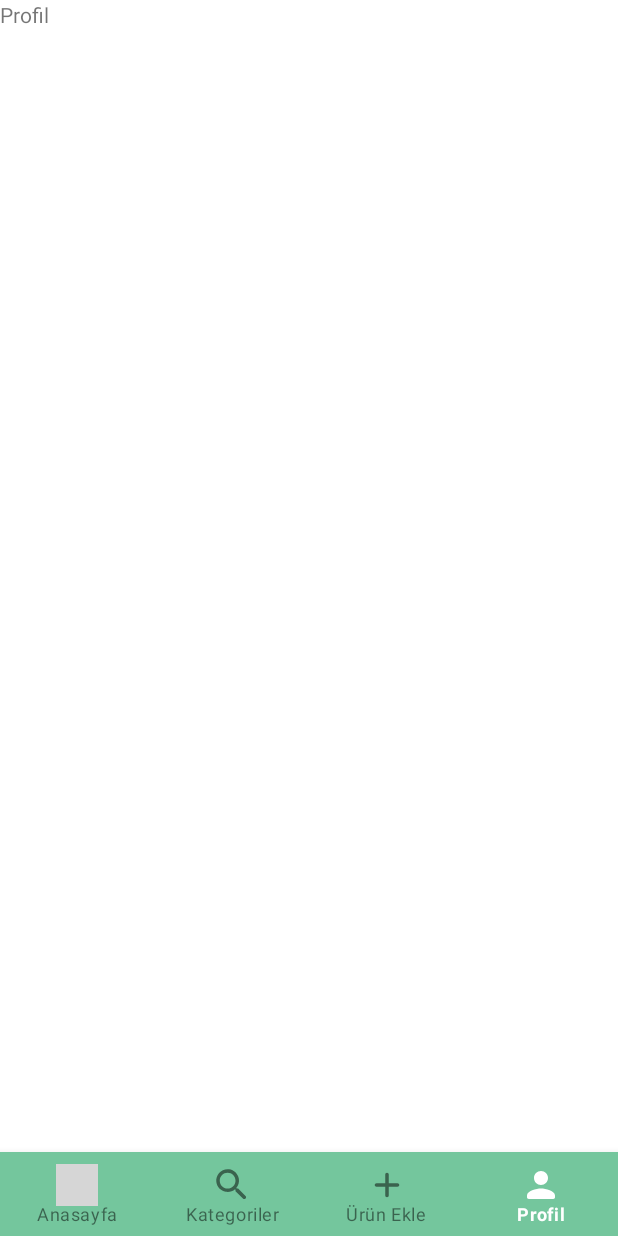
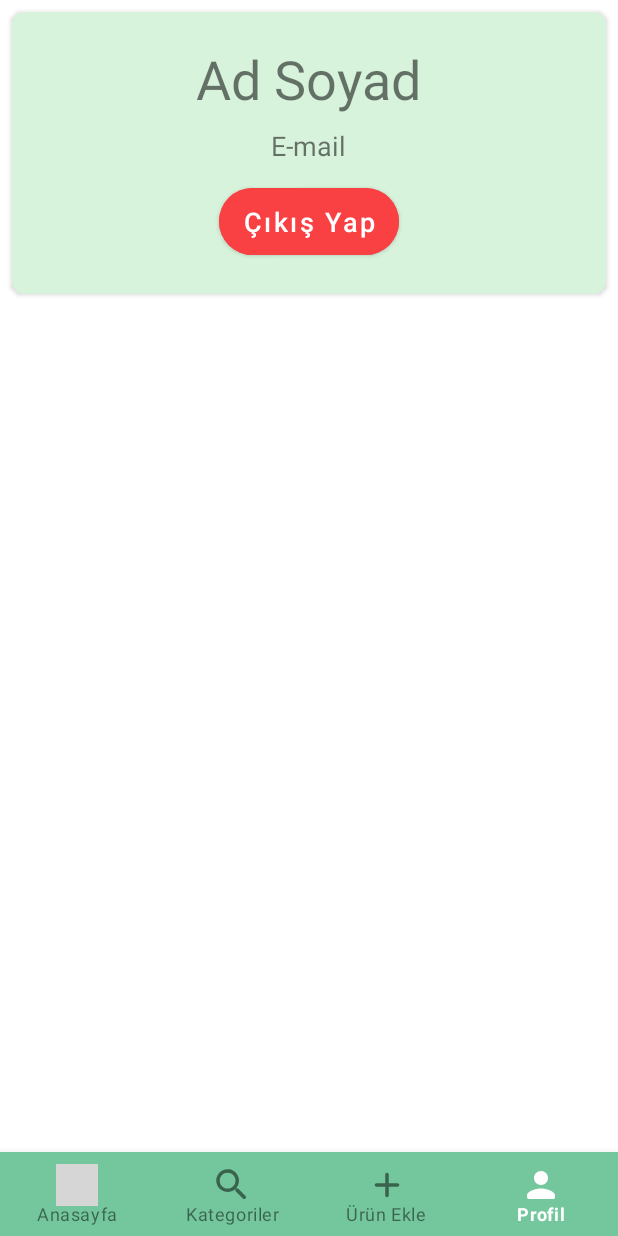
Before and after one commit to celiluysal/EcommerceProductsApp, an Android app: the ProfileFragment screen opened through its navigation route, on a phone screen of 412 x 824 dp. Run offline under Robolectric (Android 15) with nearby library versions, the phone set to English and light mode, and no system bars; our stand-ins replace navigation-ui; grey boxes are pictures that could not be loaded.

Commit message:
logout action and product card added

```diff
--- a/app/src/main/java/com/celiluysal/ecommerceproductsapp/ui/profile/ProfileFragment.kt
+++ b/app/src/main/java/com/celiluysal/ecommerceproductsapp/ui/profile/ProfileFragment.kt
@@ -1,5 +1,6 @@
 package com.celiluysal.ecommerceproductsapp.ui.profile
 
+import android.content.Intent
 import androidx.lifecycle.ViewModelProvider
 import android.os.Bundle
 import androidx.fragment.app.Fragment
@@ -9,6 +10,7 @@ import android.view.ViewGroup
 import com.celiluysal.ecommerceproductsapp.R
 import com.celiluysal.ecommerceproductsapp.base.BaseFragment
 import com.celiluysal.ecommerceproductsapp.databinding.ProfileFragmentBinding
+import com.celiluysal.ecommerceproductsapp.ui.login_register.LoginRegisterActivity
 
 class ProfileFragment : BaseFragment<ProfileFragmentBinding, ProfileViewModel>() {
 
@@ -19,16 +21,21 @@ class ProfileFragment : BaseFragment<ProfileFragmentBinding, ProfileViewModel>()
     override fun onCreateView(
         inflater: LayoutInflater, container: ViewGroup?,
         savedInstanceState: Bundle?
-    ): View? {
+    ): View {
         super.onCreateView(inflater, container, savedInstanceState)
+        viewModel = ViewModelProvider(this).get(ProfileViewModel::class.java)
+
+        binding.buttonLogout.setOnClickListener {
+            viewModel.logout()
+            activity?.let {
+                it.startActivity(Intent(it, LoginRegisterActivity::class.java))
+                it.finish()
+            }
+        }
+
         return binding.root
     }
 
-    override fun onActivityCreated(savedInstanceState: Bundle?) {
-        super.onActivityCreated(savedInstanceState)
-        viewModel = ViewModelProvider(this).get(ProfileViewModel::class.java)
-        // TODO: Use the ViewModel
-    }
 
     override fun getViewBinding(
         inflater: LayoutInflater,
--- a/app/src/main/java/com/celiluysal/ecommerceproductsapp/ui/profile/ProfileViewModel.kt
+++ b/app/src/main/java/com/celiluysal/ecommerceproductsapp/ui/profile/ProfileViewModel.kt
@@ -1,7 +1,10 @@
 package com.celiluysal.ecommerceproductsapp.ui.profile
 
 import androidx.lifecycle.ViewModel
+import com.celiluysal.ecommerceproductsapp.utils.SessionManager
 
 class ProfileViewModel : ViewModel() {
-    // TODO: Implement the ViewModel
+    fun logout() {
+        SessionManager.shared.logOut()
+    }
 }
--- a/app/src/main/res/drawable/round_corner.xml
+++ b/app/src/main/res/drawable/round_corner.xml
@@ -1,5 +1,5 @@
 <?xml version="1.0" encoding="utf-8"?>
 <shape xmlns:android="http://schemas.android.com/apk/res/android">
     <solid android:color="@color/black"/>
-    <corners android:radius="30dp" />
+    <corners android:radius="100dp" />
 </shape>
--- a/app/src/main/res/layout/profile_fragment.xml
+++ b/app/src/main/res/layout/profile_fragment.xml
@@ -1,13 +1,58 @@
 <?xml version="1.0" encoding="utf-8"?>
-<FrameLayout xmlns:android="http://schemas.android.com/apk/res/android"
+<RelativeLayout xmlns:android="http://schemas.android.com/apk/res/android"
     xmlns:tools="http://schemas.android.com/tools"
     android:layout_width="match_parent"
     android:layout_height="match_parent"
+    xmlns:app="http://schemas.android.com/apk/res-auto"
     tools:context=".ui.profile.ProfileFragment">
 
-    <TextView
+    <androidx.cardview.widget.CardView
         android:layout_width="match_parent"
-        android:layout_height="match_parent"
-        android:text="Profil" />
+        android:layout_height="wrap_content"
+        android:layout_margin="8dp"
+        app:cardBackgroundColor="@color/nyanza"
+        app:cardCornerRadius="8dp">
 
-</FrameLayout>
+        <LinearLayout
+            android:layout_width="match_parent"
+            android:layout_height="wrap_content"
+            android:orientation="vertical"
+            android:gravity="center_horizontal">
+
+            <TextView
+                android:id="@+id/textViewFullName"
+                android:layout_width="wrap_content"
+                android:layout_height="wrap_content"
+                android:layout_marginTop="20dp"
+                android:textSize="36sp"
+                android:text="@string/full_name"/>
+
+            <TextView
+                android:id="@+id/textViewEmail"
+                android:layout_width="wrap_content"
+                android:layout_height="wrap_content"
+                android:layout_marginTop="8dp"
+                android:textSize="18sp"
+                android:text="@string/email"/>
+
+            <Button
+                android:id="@+id/buttonLogout"
+                android:layout_width="wrap_content"
+                android:layout_height="wrap_content"
+                android:layout_marginTop="10dp"
+                android:layout_marginBottom="20dp"
+                android:text="@string/logout"
+                style="@style/button_corner"
+                android:backgroundTint="@color/red"/>
+
+
+
+
+
+        </LinearLayout>
+
+    </androidx.cardview.widget.CardView>
+
+
+
+</RelativeLayout>
--- a/app/src/main/res/values/colors.xml
+++ b/app/src/main/res/values/colors.xml
@@ -7,6 +7,7 @@
     <color name="teal_700">#FF018786</color>
     <color name="black">#FF000000</color>
     <color name="white">#FFFFFFFF</color>
+    <color name="red">#f94144</color>
 
     <color name="white_transparent_50">#80FFFFFF</color>
     <color name="black_transparent_50">#80000000</color>
--- a/app/src/main/res/values/strings.xml
+++ b/app/src/main/res/values/strings.xml
@@ -18,4 +18,5 @@
     <string name="wrong_email_type">Yanlış e-mail tipi</string>
     <string name="short_password">Şifre en az 6 karakterli olmalı</string>
     <string name="long_password">Şifre en fazla 18 karakterli olmalı</string>
+    <string name="logout">Çıkış Yap</string>
 </resources>
```
Also changed, not shown: app/src/main/res/layout/item_product_card.xml (added, +79 -0 lines), app/src/main/res/drawable-v24/product.jpg (added).
